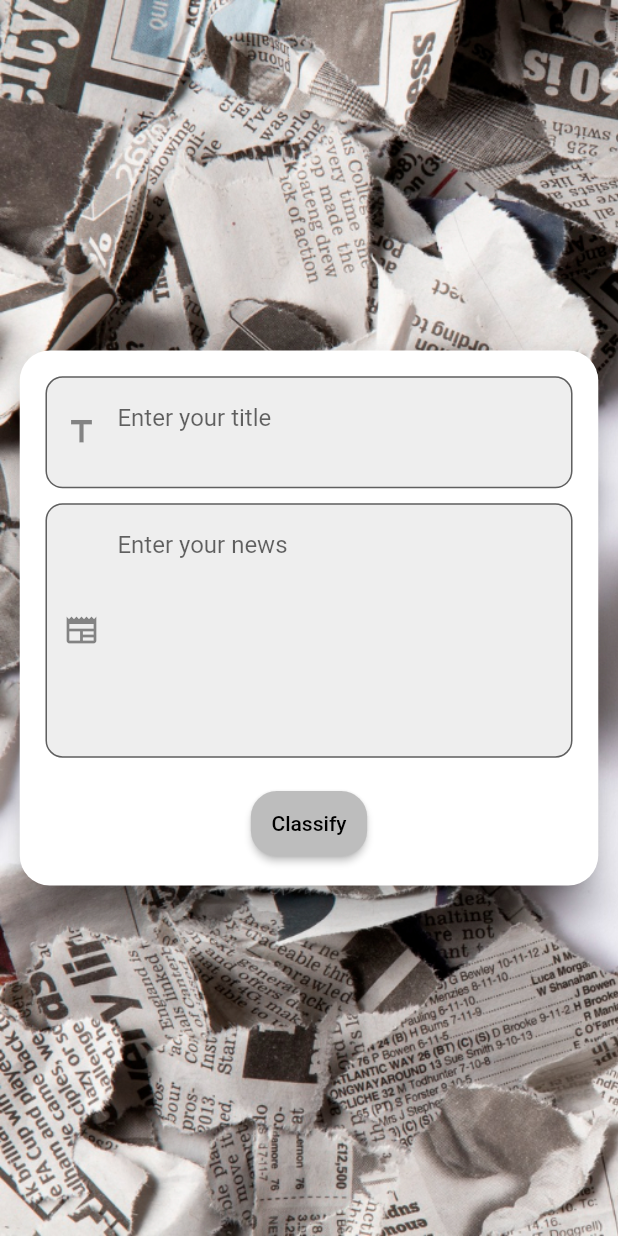
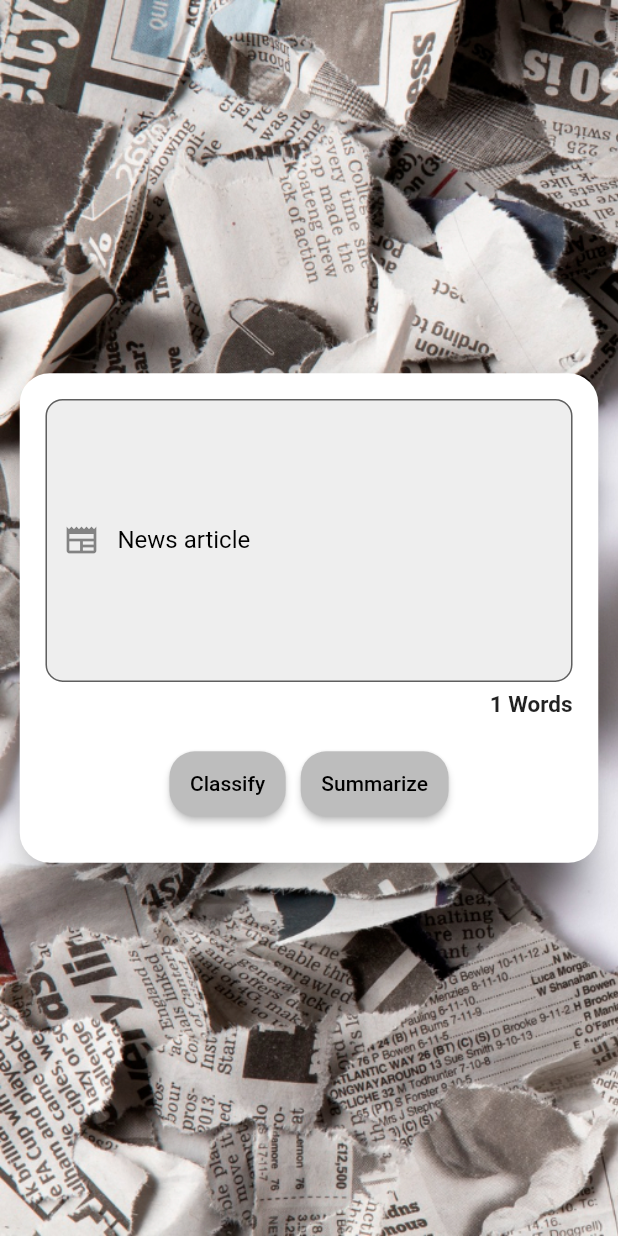
Before and after one commit to News-Understanding/News-App, a Flutter app: the AddNews screen opened directly, on a phone screen of 412 x 824 dp. Run offline on Flutter 3.47's test engine with Material 2 defaults, Android fonts, the light colour scheme and no system bars; our stand-ins replace cached_network_image, dio, fl_chart, flutter_screenutil, flutter_svg, google_fonts and 1 more; missing offline and left inert: tflite_flutter; network calls fail; Roboto replaces fonts that are missing (Alike).

Commit message:
Add summarization UI

```diff
--- a/lib/api/api_classification.dart
+++ b/lib/api/api_classification.dart
@@ -21,4 +21,21 @@ class Api {
       throw Exception('Failed to classify text: $e');
     }
   }
+  static Future<String> summarizeText(String text) async {
+    var dio = Dio();
+
+    try {
+      var response = await dio.post(
+        'http://192.168.70.10:5000/summarize',
+        data: jsonEncode(<String, String>{
+          'text': text,
+        }),
+      );
+
+
+      return response.data.toString();
+    } catch (e) {
+      throw Exception('Failed to classify text: $e');
+    }
+  }
 }
--- a/lib/controller/classification_controller.dart
+++ b/lib/controller/classification_controller.dart
@@ -5,12 +5,20 @@ import '../model/fake_classification_model.dart';
 
 class ClassificationProvider extends ChangeNotifier {
   Classification? _classificationResult;
+  String? _summarized ;
+
+  String? get summarized => _summarized;
 
   Classification? get classificationResult => _classificationResult;
   bool? isLoading ;
+  bool? isLoadingSummarize ;
 
   void setLoading (){
     isLoading = true;
+    notifyListeners();
+  }
+  void setSummarizeLoading (){
+    isLoadingSummarize = true;
     notifyListeners();
   }
 
@@ -23,4 +31,13 @@ class ClassificationProvider extends ChangeNotifier {
     }
     notifyListeners();
   }
+  Future<void> summarizeText(String text) async {
+    try {
+      _summarized = await Api.summarizeText(text);
+      isLoadingSummarize = false;
+    } on Exception catch (e) {
+      print(e);
+    }
+    notifyListeners();
+  }
 }
--- a/lib/controller/text_controller.dart
+++ b/lib/controller/text_controller.dart
@@ -4,12 +4,12 @@ class TextProvider extends ChangeNotifier{
 
   TextEditingController textEditingController = TextEditingController();
   TextEditingController titleController = TextEditingController();
-  String _text = '';
-
-  String get text => _text;
-
-  void changeText (value){
-    _text = value;
-    notifyListeners();
-  }
+  // String _text = '';
+  //
+  // String get text => _text;
+  //
+  // void changeText (value){
+  //   _text = value;
+  //   notifyListeners();
+  // }
 }
--- a/lib/model/fake_classification_model.dart
+++ b/lib/model/fake_classification_model.dart
@@ -2,11 +2,13 @@ class Classification {
   final String fake;
   final String topic;
   final String sentiment;
+  final String bias;
 
   Classification({
     required this.fake,
     required this.sentiment,
     required this.topic,
+    required this.bias,
   });
 
   factory Classification.fromJson(Map<String, dynamic> json) {
@@ -14,6 +16,7 @@ class Classification {
       fake: json['fake'],
       sentiment: json['sentiment'],
       topic: json['topic'],
+      bias: json['bias'],
     );
   }
 }
--- a/lib/shared/string_manager.dart
+++ b/lib/shared/string_manager.dart
@@ -1,11 +1,12 @@
 class StringManager {
-
   static const appTitle = 'Daily News';
   static const latestNews = 'Latest News';
-  static const enterYourTitle ='Enter your title';
-  static const enterYourNew ='Enter your news';
-  static const publish ='Classify';
-  static const noDetails ='Couldn\'t open detail news';
+  static const enterYourTitle = 'Enter your title';
+  static const enterYourNew = 'Enter your news';
+  static const publish = 'Classify';
+  static const summarize = 'Summarize';
+  static const newsArticle = "News article";
+  static const noDetails = 'Couldn\'t open detail news';
 
   StringManager._();
 }
--- a/lib/widget/add_news.dart
+++ b/lib/widget/add_news.dart
@@ -1,6 +1,8 @@
+import 'package:animated_text_kit/animated_text_kit.dart';
 import 'package:fl_chart/fl_chart.dart';
 import 'package:flutter/material.dart';
 import 'package:flutter_screenutil/flutter_screenutil.dart';
+import 'package:google_fonts/google_fonts.dart';
 import 'package:lottie/lottie.dart';
 import 'package:news_understanding/controller/classification_controller.dart';
 import 'package:news_understanding/controller/text_controller.dart';
@@ -38,6 +40,7 @@ class AddNews extends StatefulWidget {
 }
 
 class _AddNewsState extends State<AddNews> {
+  bool isSummarized = false;
   @override
   Widget build(BuildContext context) {
     final textProvider = context.watch<TextProvider>();
@@ -62,29 +65,38 @@ class _AddNewsState extends State<AddNews> {
                   mainAxisSize: MainAxisSize.min,
                   children: [
                     Column(
+                      crossAxisAlignment: CrossAxisAlignment.end,
                       children: [
-                        TextField(
-                          controller: textProvider.titleController,
-                          maxLines: 2,
-                          decoration: InputDecoration(
-                            contentPadding: EdgeInsets.all(16.sp),
-                            prefixIcon: const Icon(Icons.title),
-                            hintText: StringManager.enterYourTitle,
-                            border: OutlineInputBorder(
-                              borderRadius: BorderRadius.circular(10.0.sp),
-                            ),
-                            filled: true,
-                            // Fill the background with a color
-                            fillColor: Colors.grey[200], // Background color
-                          ),
-                        ),
-                        const SizedBox(
-                          height: 10,
-                        ),
+                        // TextField(
+                        //   controller: textProvider.titleController,
+                        //   maxLines: 2,
+                        //   decoration: InputDecoration(
+                        //     contentPadding: EdgeInsets.all(16.sp),
+                        //     prefixIcon: const Icon(Icons.title),
+                        //     hintText: StringManager.enterYourTitle,
+                        //     border: OutlineInputBorder(
+                        //       borderRadius: BorderRadius.circular(10.0.sp),
+                        //     ),
+                        //     filled: true,
+                        //     // Fill the background with a color
+                        //     fillColor: Colors.grey[200], // Background color
+                        //   ),
+                        // ),
+                        // const SizedBox(
+                        //   height: 10,
+                        // ),
                         TextField(
                           controller: textProvider.textEditingController,
-                          maxLines: 7,
+                          maxLines: 8,
+                          onChanged: (value) {
+                            setState(() {
+
+                            });
+                          },
+
                           decoration: InputDecoration(
+                            labelText: StringManager.newsArticle,
+                            labelStyle: TextStyle(color: Colors.black),
                             contentPadding: EdgeInsets.all(16.sp),
                             prefixIcon: const Icon(Icons.newspaper),
                             hintText: StringManager.enterYourNew,
@@ -92,32 +104,24 @@ class _AddNewsState extends State<AddNews> {
                               borderRadius: BorderRadius.circular(10.0.sp),
                             ),
                             filled: true,
-                            // Fill the background with a color
                             fillColor: Colors.grey[200], // Background color
                           ),
                         ),
+                        const SizedBox(
+                          height: 6,
+                        ),
+                        NumberWord(
+                          number: textProvider.textEditingController.text.trimRight()
+                              .split(" ")
+                              .length,
+                        )
                       ],
                     ),
                     const SizedBox(
                       height: 20,
                     ),
-                    ElevatedButton(
-                      style: ElevatedButton.styleFrom(padding: EdgeInsets.all(12.sp),
-                     shape: RoundedRectangleBorder(borderRadius: BorderRadius.circular(15.sp)
-
-                     ),
-                        backgroundColor: Colors.grey.shade400
-
-                      ),
-                      onPressed: () async {
-                        clfProvider.setLoading();
-                        await clfProvider.classifyText(
-                            textProvider.textEditingController.text);
-                      },
-                      child: const Text(StringManager.publish,
-
-                      ),
-                    ),
+                    ButtonsPost(
+                        clfProvider: clfProvider, textProvider: textProvider),
                     if (clfProvider.isLoading != null)
                       Column(
                         mainAxisSize: MainAxisSize.min,
@@ -151,7 +155,68 @@ class _AddNewsState extends State<AddNews> {
                                   const Indicators(),
                                 ],
                               ),
+                            ),
+                        ],
+                      ),
+                    SizedBox(height: 10.sp),
+                    if (clfProvider.isLoadingSummarize != null)
+                      Column(
+                        children: [
+                          if (clfProvider.isLoadingSummarize!)
+                            Lottie.asset(
+                              "assets/lottie/load2.json",
+                              width: 150,
+                              fit: BoxFit.contain,
+                            ),
+                          if (!clfProvider.isLoadingSummarize!)
+                            Column(
+                              crossAxisAlignment: CrossAxisAlignment.end,
+                              children: [
+                                Container(
+                                  height: 150,
+                                  width: double.infinity,
+                                  decoration: BoxDecoration(
+                                    borderRadius: BorderRadius.circular(20),
+                                    color: Colors.blueGrey.shade200,
+                                  ),
+                                  padding: EdgeInsets.all(8.sp),
+                                  child: SingleChildScrollView(
+                                    child: DefaultTextStyle(
+                                      style: GoogleFonts.openSans(
+                                        color: Colors.black,
+                                        fontSize: 18.0,
+                                      ),
+                                      child: AnimatedTextKit(
+                                        onTap: () {
+                                          setState(() {
+                                            isSummarized =true;
+                                          });
+                                        },
+                                        onFinished: () {
+                                          setState(() {
+                                            isSummarized =true;
+                                          });
+                                        },
+                                        isRepeatingAnimation: false,
+                                        displayFullTextOnTap: true,
+                                        animatedTexts: [
+                                          TypewriterAnimatedText(
+                                              clfProvider.summarized ?? ""),
+                                        ],
+                                      ),
+                                    ),
+                                  ),
+                                ),
+                                SizedBox(
+                                  height: 6,
+                                ),
+                                if(isSummarized)
+                                NumberWord(
+                                  number:
+                                      clfProvider.summarized!.split(" ").length,
                                 )
+                              ],
+                            ),
                         ],
                       ),
                   ],
@@ -161,6 +226,60 @@ class _AddNewsState extends State<AddNews> {
           )),
         ],
       ),
+    );
+  }
+}
+
+class ButtonsPost extends StatelessWidget {
+  const ButtonsPost({
+    super.key,
+    required this.clfProvider,
+    required this.textProvider,
+  });
+
+  final ClassificationProvider clfProvider;
+  final TextProvider textProvider;
+
+  @override
+  Widget build(BuildContext context) {
+    return Row(
+      mainAxisAlignment: MainAxisAlignment.center,
+      children: [
+        ElevatedButton(
+          style: ElevatedButton.styleFrom(
+              padding: EdgeInsets.all(12.sp),
+              shape: RoundedRectangleBorder(
+                  borderRadius: BorderRadius.circular(15.sp)),
+              backgroundColor: Colors.grey.shade400),
+          onPressed: () async {
+            clfProvider.setLoading();
+            await clfProvider.classifyText(
+              textProvider.textEditingController.text,
+            );
+          },
+          child: const Text(
+            StringManager.publish,
+          ),
+        ),
+        const SizedBox(
+          width: 10,
+        ),
+        ElevatedButton(
+          style: ElevatedButton.styleFrom(
+              padding: EdgeInsets.all(12.sp),
+              shape: RoundedRectangleBorder(
+                  borderRadius: BorderRadius.circular(15.sp)),
+              backgroundColor: Colors.grey.shade400),
+          onPressed: () async {
+            clfProvider.setSummarizeLoading();
+            await clfProvider
+                .summarizeText(textProvider.textEditingController.text);
+          },
+          child: const Text(
+            StringManager.summarize,
+          ),
+        ),
+      ],
     );
   }
 }
@@ -180,11 +299,15 @@ class Pie extends StatelessWidget {
         Expanded(
           child: PieChart(
             PieChartData(
-                pieTouchData: PieTouchData(enabled: true ),
-                sectionsSpace: 2, sections: [
+                pieTouchData: PieTouchData(enabled: true),
+
+                sectionsSpace: 2,
+                sections: [
                   PieChartSectionData(
-                title: "Un-bias",
-                // color: clfProvider.classificationResult?.=="fake"?Colors.red:Colors.green,
+                    title: clfProvider.classificationResult?.bias ?? "Un-Biased",
+                    color: clfProvider.classificationResult?.bias == "Biased"
+                        ? Colors.red
+                        : Colors.green,
                     titleStyle: const TextStyle(
                         color: Colors.white,
                         fontWeight: FontWeight.bold,
@@ -204,9 +327,11 @@ class Pie extends StatelessWidget {
                   // ),
                   PieChartSectionData(
                     title: clfProvider.classificationResult?.sentiment,
-                color: clfProvider.classificationResult?.sentiment == "Positive"
+                    color: clfProvider.classificationResult?.sentiment ==
+                            "Positive"
                         ? Colors.green
-                    : clfProvider.classificationResult?.sentiment == "Negative"
+                        : clfProvider.classificationResult?.sentiment ==
+                                "Negative"
                             ? Colors.red
                             : Colors.blue,
                     titleStyle: const TextStyle(
@@ -230,7 +355,7 @@ class Pie extends StatelessWidget {
             swapAnimationCurve: Curves.linear,
           ),
         ),
-        SizedBox(
+        const SizedBox(
           height: 10,
         ),
         Text(
@@ -294,3 +419,21 @@ class Indicators extends StatelessWidget {
     );
   }
 }
+
+class NumberWord extends StatelessWidget {
+  final int number;
+
+  const NumberWord({super.key, this.number = 0});
+
+  @override
+  Widget build(BuildContext context) {
+    return Container(
+        child: Text(
+      "$number Words",
+      style: const TextStyle(
+        fontSize: 15,
+        fontWeight: FontWeight.w600,
+      ),
+    ));
+  }
+}
--- a/pubspec.yaml
+++ b/pubspec.yaml
@@ -24,6 +24,7 @@ dependencies:
   fl_chart: ^0.64.0
   lottie: ^2.7.0
   google_fonts: ^6.1.0
+  animated_text_kit: ^4.2.2
 
 dev_dependencies:
   flutter_test:
```
Also changed, not shown: pubspec.lock. Lines whose indentation alone changed are shown as unchanged.
